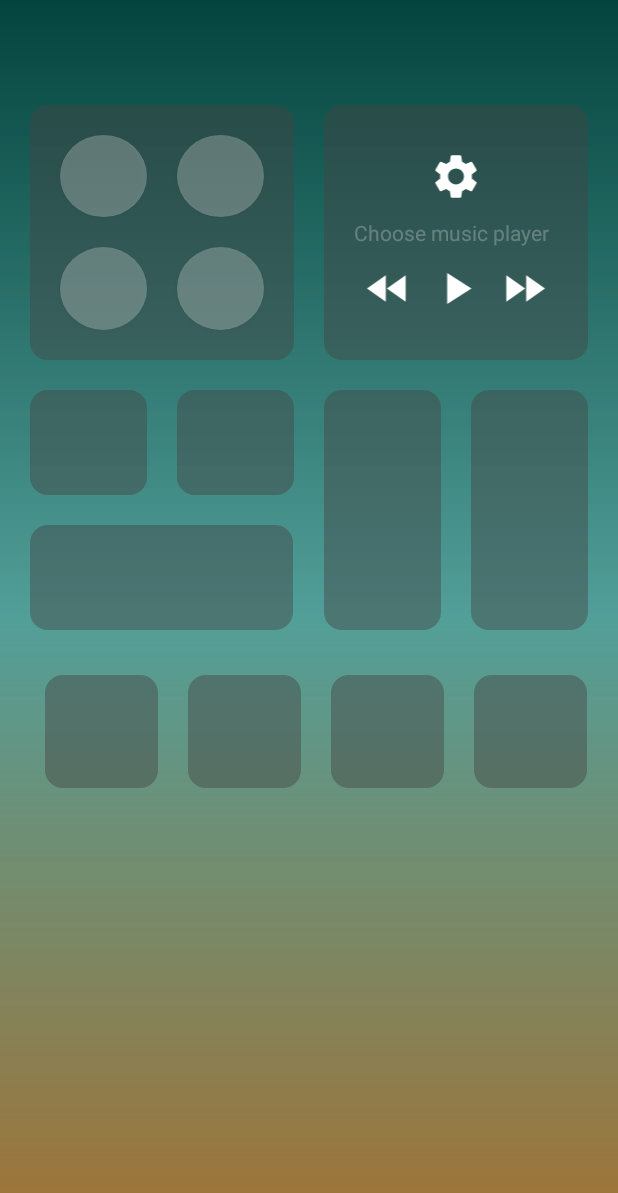
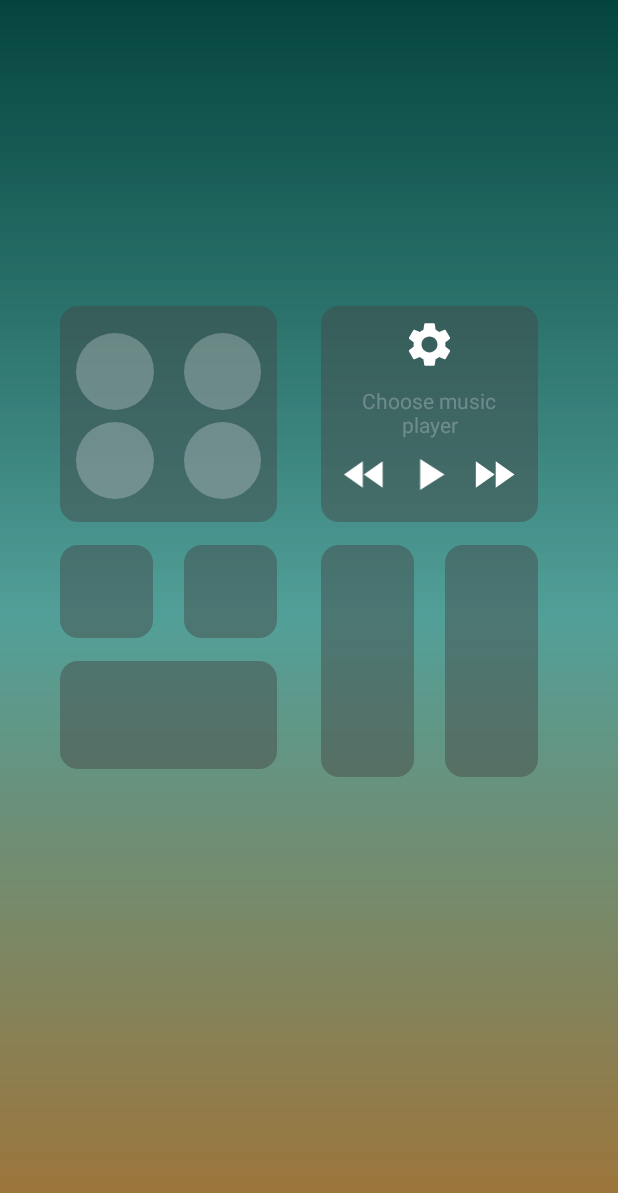
Before and after one commit to DungTien04/ControlCenter, an Android app: the layout frg_003.xml on its own in the app's theme, with its tools: preview values and no code run, on a phone screen of 412 x 824 dp. Shown: the top 1193 px of the screen. Run offline under Robolectric (Android 15) with nearby library versions, the phone set to English and light mode, and no system bars.

Commit message:
layout-4

```diff
--- a/app/build.gradle.kts
+++ b/app/build.gradle.kts
@@ -40,6 +40,7 @@
     implementation(libs.material)
     implementation(libs.activity)
     implementation(libs.constraintlayout)
+    implementation(libs.gridlayout)
     testImplementation(libs.junit)
     androidTestImplementation(libs.ext.junit)
     androidTestImplementation(libs.espresso.core)
--- a/app/src/main/res/drawable/bg_02.xml
+++ b/app/src/main/res/drawable/bg_02.xml
@@ -1,4 +1,5 @@
 <?xml version="1.0" encoding="utf-8"?>
 <shape android:shape="oval" xmlns:android="http://schemas.android.com/apk/res/android">
         <solid android:color="@color/colorAccent"/>
+        <corners android:radius="50dp"/>
 </shape>
--- a/app/src/main/res/drawable/bg_03.xml
+++ b/app/src/main/res/drawable/bg_03.xml
@@ -1,4 +1,5 @@
 <?xml version="1.0" encoding="utf-8"?>
 <shape android:shape="oval" xmlns:android="http://schemas.android.com/apk/res/android">
         <solid android:color="@color/colorPrimary"/>
+        <corners android:radius="50dp"/>
 </shape>
--- a/app/src/main/res/layout/activity_main.xml
+++ b/app/src/main/res/layout/activity_main.xml
@@ -7,4 +7,5 @@
     android:layout_height="match_parent"
     tools:context=".act.HomeActivity">
 
+
 </androidx.constraintlayout.widget.ConstraintLayout>
--- a/app/src/main/res/layout/dia_frg_background.xml
+++ b/app/src/main/res/layout/dia_frg_background.xml
@@ -1,18 +1,30 @@
 <?xml version="1.0" encoding="utf-8"?>
-<LinearLayout xmlns:android="http://schemas.android.com/apk/res/android"
+<LinearLayout
+    xmlns:android="http://schemas.android.com/apk/res/android"
+    xmlns:app="http://schemas.android.com/apk/res-auto"
     xmlns:tools="http://schemas.android.com/tools"
     android:layout_width="match_parent"
+    android:orientation="vertical"
+    android:gravity="center"
+    android:background="#0D3A3A3A"
+    android:layout_height="match_parent">
+    <androidx.constraintlayout.widget.ConstraintLayout
+        android:layout_gravity="center"
+        android:background="@color/white"
+        android:layout_width="wrap_content"
         android:layout_height="wrap_content"
-    android:orientation="vertical"
         android:padding="20dp">
 
         <TextView
+            android:id="@+id/tv_1"
             android:layout_width="match_parent"
             android:layout_height="wrap_content"
             android:text="@string/background"
             android:textColor="@color/black"
             android:textSize="24sp"
             android:textStyle="bold"
+            app:layout_constraintStart_toStartOf="parent"
+            app:layout_constraintTop_toTopOf="parent"
 
             />
 
@@ -24,6 +36,8 @@
             android:text="@string/transparent"
             android:textColor="@color/black"
             android:textSize="20sp"
+            app:layout_constraintStart_toStartOf="@id/tv_1"
+            app:layout_constraintTop_toBottomOf="@id/tv_1"
             tools:ignore="RtlSymmetry" />
 
         <RadioButton
@@ -34,6 +48,8 @@
             android:text="@string/current_wall"
             android:textColor="@color/black"
             android:textSize="20sp"
+            app:layout_constraintStart_toStartOf="@id/rb_trans"
+            app:layout_constraintTop_toBottomOf="@id/rb_trans"
             tools:ignore="RtlSymmetry" />
 
         <RadioButton
@@ -44,6 +60,8 @@
             android:text="@string/defaul"
             android:textColor="@color/black"
             android:textSize="20sp"
+            app:layout_constraintStart_toStartOf="@id/rb_curr"
+            app:layout_constraintTop_toBottomOf="@id/rb_curr"
             tools:ignore="RtlSymmetry" />
 
         <RadioButton
@@ -54,15 +72,19 @@
             android:text="@string/screen_blur"
             android:textColor="@color/black"
             android:textSize="20sp"
+            app:layout_constraintStart_toStartOf="@id/rb_defaul"
+            app:layout_constraintTop_toBottomOf="@id/rb_defaul"
             tools:ignore="RtlSymmetry" />
 
         <TextView
             android:id="@+id/tv_cancel"
             android:layout_width="wrap_content"
             android:layout_height="wrap_content"
-        android:layout_gravity="end"
             android:text="@string/cancel"
             android:textAllCaps="true"
             android:textColor="@color/pink"
-        android:textStyle="bold" />
+            android:textStyle="bold"
+            app:layout_constraintEnd_toEndOf="parent"
+            app:layout_constraintTop_toBottomOf="@id/rb_screen_blur" />
+    </androidx.constraintlayout.widget.ConstraintLayout>
 </LinearLayout>
--- a/app/src/main/res/layout/frg_002_main.xml
+++ b/app/src/main/res/layout/frg_002_main.xml
@@ -1,11 +1,8 @@
 <?xml version="1.0" encoding="utf-8"?>
-<LinearLayout xmlns:android="http://schemas.android.com/apk/res/android"
-    xmlns:app="http://schemas.android.com/apk/res-auto"
-    xmlns:tools="http://schemas.android.com/tools"
-    android:layout_width="match_parent"
-    android:layout_height="match_parent"
-    android:orientation="vertical">
     <androidx.drawerlayout.widget.DrawerLayout
+        xmlns:android="http://schemas.android.com/apk/res/android"
+        xmlns:app="http://schemas.android.com/apk/res-auto"
+        xmlns:tools="http://schemas.android.com/tools"
         android:layout_width="match_parent"
         android:id="@+id/drawer"
         android:layout_height="match_parent">
@@ -369,6 +366,3 @@
             android:layout_gravity="start" />
 
     </androidx.drawerlayout.widget.DrawerLayout>
-
-
-</LinearLayout>
--- a/app/src/main/res/layout/frg_003.xml
+++ b/app/src/main/res/layout/frg_003.xml
@@ -1,12 +1,21 @@
-<RelativeLayout xmlns:android="http://schemas.android.com/apk/res/android"
+<?xml version="1.0" encoding="utf-8"?>
+
+<LinearLayout xmlns:android="http://schemas.android.com/apk/res/android"
+    xmlns:app="http://schemas.android.com/apk/res-auto"
     xmlns:tools="http://schemas.android.com/tools"
     android:layout_width="match_parent"
     android:layout_height="match_parent">
-    <!-- Các phần tử khác của giao diện người dùng -->
+    <androidx.constraintlayout.widget.ConstraintLayout
+
+        android:layout_width="match_parent"
+        android:layout_height="match_parent">
+
         <FrameLayout
             android:layout_width="match_parent"
             android:layout_height="match_parent"
-        android:background="@android:color/transparent">
+            android:background="@android:color/transparent"
+            app:layout_constraintBottom_toBottomOf="parent"
+            app:layout_constraintTop_toTopOf="parent">
 
             <View
                 android:layout_width="match_parent"
@@ -19,102 +28,123 @@
                 android:background="#37000000" />
         </FrameLayout>
 
-    <LinearLayout
-        android:layout_width="match_parent"
-        android:layout_height="match_parent"
-        android:gravity="center"
-        android:orientation="vertical">
-
-
-
-        <TableRow
-            android:layout_marginTop="50dp"
-            android:layout_width="match_parent"
-            android:layout_height="wrap_content"
-            android:layout_gravity="center"
-            android:padding="20dp">
-
-            <GridLayout
-                android:id="@+id/grid_layout"
+        <androidx.constraintlayout.widget.ConstraintLayout
+            android:id="@+id/cs_layout_1"
             android:layout_width="0dp"
-                android:layout_height="170dp"
-                android:layout_marginEnd="20dp"
-                android:layout_weight="1"
+            android:layout_height="0dp"
             android:background="@drawable/grid_bgr"
-                android:columnCount="2"
-                android:padding="10dp"
-                android:rowCount="2"
+            app:layout_constraintBottom_toBottomOf="parent"
+            app:layout_constraintDimensionRatio="1:1"
+            app:layout_constraintEnd_toEndOf="parent"
+            app:layout_constraintHorizontal_bias="0.15"
+            app:layout_constraintStart_toStartOf="parent"
+            app:layout_constraintTop_toTopOf="parent"
+            app:layout_constraintVertical_bias="0.3"
+            app:layout_constraintWidth_percent="0.35"
             tools:ignore="MissingConstraints">
 
-                <!-- Các nút điều khiển -->
-                <androidx.appcompat.widget.AppCompatButton
+            <ImageView
                 android:id="@+id/btn_airplane"
                 android:layout_width="0dp"
-                    android:layout_height="wrap_content"
-                    android:layout_rowWeight="1"
-                    android:layout_columnWeight="1"
+                android:layout_height="0dp"
                 android:layout_margin="10dp"
                 android:background="@drawable/button_background"
-                    tools:ignore="SpeakableTextPresentCheck" />
+                app:layout_constraintDimensionRatio="1:1"
+                app:layout_constraintEnd_toStartOf="@id/btn_airplane2"
+                app:layout_constraintHorizontal_chainStyle="packed"
+                app:layout_constraintStart_toStartOf="parent"
+                app:layout_constraintTop_toTopOf="parent"
+                app:layout_constraintWidth_percent="0.4"
+                tools:ignore="ContentDescription" />
 
-                <androidx.appcompat.widget.AppCompatButton
-                    android:id="@+id/btn_rotate"
+            <ImageView
+                android:id="@+id/btn_airplane2"
                 android:layout_width="0dp"
-                    android:layout_height="wrap_content"
-                    android:layout_rowWeight="1"
-                    android:layout_columnWeight="1"
+                android:layout_height="0dp"
                 android:layout_margin="10dp"
                 android:background="@drawable/button_background"
-                    tools:ignore="SpeakableTextPresentCheck" />
+                app:layout_constraintDimensionRatio="1:1"
+                app:layout_constraintEnd_toEndOf="parent"
+                app:layout_constraintStart_toEndOf="@id/btn_airplane"
+                app:layout_constraintTop_toTopOf="parent"
+                app:layout_constraintWidth_percent="0.4"
+                tools:ignore="ContentDescription" />
 
-                <androidx.appcompat.widget.AppCompatButton
-                    android:id="@+id/btn_wifi"
+            <ImageView
+                android:id="@+id/btn_airplane3"
                 android:layout_width="0dp"
-                    android:layout_height="wrap_content"
-                    android:layout_rowWeight="1"
-                    android:layout_columnWeight="1"
+                android:layout_height="0dp"
                 android:layout_margin="10dp"
                 android:background="@drawable/button_background"
-                    tools:ignore="SpeakableTextPresentCheck" />
+                app:layout_constraintBottom_toBottomOf="parent"
+                app:layout_constraintDimensionRatio="1:1"
+                app:layout_constraintEnd_toStartOf="@id/btn_airplane4"
+                app:layout_constraintHorizontal_chainStyle="packed"
+                app:layout_constraintStart_toStartOf="parent"
+                app:layout_constraintTop_toBottomOf="@id/btn_airplane"
+                app:layout_constraintWidth_percent="0.4"
+                tools:ignore="ContentDescription" />
 
-                <androidx.appcompat.widget.AppCompatButton
-                    android:id="@+id/btn_bluetooth"
+            <ImageView
+                android:id="@+id/btn_airplane4"
                 android:layout_width="0dp"
-                    android:layout_height="wrap_content"
-                    android:layout_rowWeight="1"
-                    android:layout_columnWeight="1"
+                android:layout_height="0dp"
                 android:layout_margin="10dp"
                 android:background="@drawable/button_background"
-                    tools:ignore="SpeakableTextPresentCheck" />
+                app:layout_constraintBottom_toBottomOf="parent"
+                app:layout_constraintDimensionRatio="1:1"
+                app:layout_constraintEnd_toEndOf="parent"
+                app:layout_constraintStart_toEndOf="@id/btn_airplane3"
+                app:layout_constraintTop_toBottomOf="@id/btn_airplane2"
+                app:layout_constraintWidth_percent="0.4"
+                tools:ignore="ContentDescription" />
 
-            </GridLayout>
+        </androidx.constraintlayout.widget.ConstraintLayout>
 
-            <LinearLayout
+        <androidx.constraintlayout.widget.ConstraintLayout
+            android:id="@+id/cs_layout_2"
             android:layout_width="0dp"
-                android:layout_height="170dp"
-                android:layout_weight="1"
+            android:layout_height="0dp"
             android:background="@drawable/grid_bgr"
-                android:gravity="center"
-                android:orientation="vertical"
-                android:padding="20dp">
+            app:layout_constraintBottom_toBottomOf="parent"
+            app:layout_constraintDimensionRatio="1:1"
+            app:layout_constraintEnd_toEndOf="parent"
+            app:layout_constraintHorizontal_bias="0.8"
+            app:layout_constraintStart_toStartOf="parent"
+            app:layout_constraintTop_toTopOf="parent"
+            app:layout_constraintVertical_bias="0.3"
+            app:layout_constraintWidth_percent="0.35">
 
             <ImageView
+                android:id="@+id/iv_music"
                 android:layout_width="match_parent"
                 android:layout_height="wrap_content"
                 android:importantForAccessibility="no"
-                    android:src="@drawable/ic_setting" />
+                android:src="@drawable/ic_setting"
+                app:layout_constraintEnd_toEndOf="parent"
+                app:layout_constraintStart_toStartOf="parent"
+                app:layout_constraintTop_toTopOf="parent" />
 
             <TextView
+                android:id="@+id/tv_musicPlay"
                 android:layout_width="match_parent"
                 android:layout_height="wrap_content"
                 android:layout_marginVertical="10dp"
+                android:gravity="center"
                 android:text="@string/choose_music_player"
                 android:textColor="@color/colorPrimary"
+                app:layout_constraintEnd_toEndOf="parent"
+                app:layout_constraintStart_toStartOf="parent"
+                app:layout_constraintTop_toBottomOf="@id/iv_music"
                 tools:ignore="TextContrastCheck" />
 
             <TableRow
                 android:layout_width="match_parent"
-                    android:layout_height="wrap_content">
+                android:layout_height="wrap_content"
+                app:layout_constraintBottom_toBottomOf="parent"
+                app:layout_constraintEnd_toEndOf="parent"
+                app:layout_constraintStart_toStartOf="parent"
+                app:layout_constraintTop_toBottomOf="@id/tv_musicPlay">
 
                 <ImageView
                     android:layout_width="0dp"
@@ -138,105 +168,90 @@
                     tools:ignore="ContentDescription" />
 
             </TableRow>
-            </LinearLayout>
-        </TableRow>
+        </androidx.constraintlayout.widget.ConstraintLayout>
 
-        <TableRow
-            android:layout_width="match_parent"
-            android:layout_height="wrap_content"
-            android:layout_gravity="center"
-            android:paddingHorizontal="20dp">
+        <ImageView
+            android:id="@+id/iv_2"
+            android:layout_width="0dp"
+            android:layout_height="0dp"
+            android:layout_marginTop="15dp"
+            android:background="@drawable/grid_bgr"
+            app:layout_constraintDimensionRatio="1:1"
+            app:layout_constraintEnd_toStartOf="@id/iv_3"
+            app:layout_constraintHorizontal_chainStyle="spread_inside"
+            app:layout_constraintStart_toStartOf="@id/cs_layout_1"
+            app:layout_constraintTop_toBottomOf="@id/cs_layout_1"
+            app:layout_constraintWidth_percent="0.15"
+            tools:ignore="ContentDescription" />
 
-            <LinearLayout
+        <ImageView
+            android:id="@+id/iv_3"
             android:layout_width="0dp"
-                android:layout_height="match_parent"
-                android:layout_marginEnd="20dp"
-                android:layout_weight="1"
-                android:orientation="vertical">
+            android:layout_height="0dp"
+            android:layout_marginTop="15dp"
+            android:background="@drawable/grid_bgr"
+            app:layout_constraintDimensionRatio="1:1"
+            app:layout_constraintEnd_toEndOf="@id/cs_layout_1"
+            app:layout_constraintStart_toEndOf="@id/iv_2"
+            app:layout_constraintTop_toBottomOf="@id/cs_layout_1"
+            app:layout_constraintWidth_percent="0.15"
+            tools:ignore="ContentDescription" />
 
-                <TableRow
-                    android:layout_width="match_parent"
-                    android:layout_height="wrap_content">
+        <ImageView
 
-                    <View
+            android:id="@+id/iv_4"
             android:layout_width="0dp"
-                        android:layout_height="70dp"
-                        android:layout_marginEnd="20dp"
-                        android:layout_weight="1"
-                        android:background="@drawable/grid_bgr" />
+            android:layout_height="0dp"
+            android:layout_marginTop="15dp"
+            android:background="@drawable/grid_bgr"
+            app:layout_constraintDimensionRatio="2:1"
+            app:layout_constraintStart_toStartOf="@id/iv_2"
+            app:layout_constraintTop_toBottomOf="@id/iv_2"
+            app:layout_constraintWidth_percent="0.35"
+            tools:ignore="ContentDescription" />
 
-                    <View
+        <ImageView
+
+            android:id="@+id/iv_5"
             android:layout_width="0dp"
-                        android:layout_height="70dp"
-                        android:layout_weight="1"
-                        android:background="@drawable/grid_bgr" />
-                </TableRow>
+            android:layout_height="0dp"
+            android:layout_marginTop="15dp"
+            android:background="@drawable/grid_bgr"
+            app:layout_constraintDimensionRatio="1:2.5"
+            app:layout_constraintEnd_toStartOf="@id/iv_6"
+            app:layout_constraintHorizontal_chainStyle="spread_inside"
+            app:layout_constraintStart_toStartOf="@id/cs_layout_2"
+            app:layout_constraintTop_toBottomOf="@id/cs_layout_2"
+            app:layout_constraintWidth_percent="0.15"
+            tools:ignore="ContentDescription" />
 
-                <View
-                    android:layout_width="175dp"
-                    android:layout_height="70dp"
-                    android:layout_marginTop="20dp"
-                    android:background="@drawable/grid_bgr" />
-            </LinearLayout>
+        <ImageView
 
-            <TableRow
+            android:id="@+id/iv_6"
             android:layout_width="0dp"
-                android:layout_height="wrap_content"
-
-                android:layout_weight="1">
-
-                <View
-                    android:layout_width="0dp"
-                    android:layout_height="160dp"
-                    android:layout_marginEnd="20dp"
-                    android:layout_weight="1"
-                    android:background="@drawable/grid_bgr" />
-
-                <View
-                    android:layout_width="0dp"
-                    android:layout_height="160dp"
-                    android:layout_weight="1"
-                    android:background="@drawable/grid_bgr" />
-
-
-            </TableRow>
-
-        </TableRow>
+            android:layout_height="0dp"
+            android:layout_marginTop="15dp"
+            android:background="@drawable/grid_bgr"
+            app:layout_constraintDimensionRatio="1:2.5"
+            app:layout_constraintEnd_toEndOf="@id/cs_layout_2"
+            app:layout_constraintStart_toEndOf="@id/iv_5"
+            app:layout_constraintTop_toBottomOf="@id/cs_layout_2"
+            app:layout_constraintWidth_percent="0.15"
+            tools:ignore="ContentDescription" />
 
         <GridLayout
-            android:layout_width="match_parent"
+            android:layout_width="0dp"
             android:layout_height="0dp"
-            android:layout_weight="1"
+            android:layout_marginTop="20dp"
             android:columnCount="4"
-            android:padding="20dp"
             android:rowCount="2"
-            tools:ignore="MissingConstraints">
+            app:layout_constraintEnd_toEndOf="@id/iv_6"
+            app:layout_constraintStart_toStartOf="@id/cs_layout_1"
+            app:layout_constraintTop_toBottomOf="@id/iv_4"
+            tools:ignore="UselessLeaf">
 
-            <View
-                android:layout_width="75dp"
-                android:layout_height="75dp"
-                android:layout_margin="10dp"
-                android:background="@drawable/grid_bgr" />
-
-            <View
-                android:layout_width="75dp"
-                android:layout_height="75dp"
-                android:layout_margin="10dp"
-                android:background="@drawable/grid_bgr" />
-
-            <View
-                android:layout_width="75dp"
-                android:layout_height="75dp"
-                android:layout_margin="10dp"
-                android:background="@drawable/grid_bgr" />
-
-            <View
-                android:layout_width="75dp"
-                android:layout_height="75dp"
-                android:layout_margin="10dp"
-                android:background="@drawable/grid_bgr" />
 
         </GridLayout>
 
+    </androidx.constraintlayout.widget.ConstraintLayout>
 </LinearLayout>
-</RelativeLayout>
--- a/app/src/main/res/values/colors.xml
+++ b/app/src/main/res/values/colors.xml
@@ -10,5 +10,6 @@
     <color name="colorAccent">#1B4AD7</color>
     <color name="grey">#216E77</color>
     <color name="orange">#B4EEA74D</color>
-    <color name="orange2">#FB8C00</color> <!-- Màu nhấn -->
+    <color name="orange2">#FB8C00</color>
+    <color name="blur">#128F8F8F</color> <!-- Màu nhấn -->
 </resources>
--- a/gradle/libs.versions.toml
+++ b/gradle/libs.versions.toml
@@ -7,6 +7,7 @@
 material = "1.12.0"
 activity = "1.9.1"
 constraintlayout = "2.1.4"
+gridlayout = "1.0.0"
 
 [libraries]
 junit = { group = "junit", name = "junit", version.ref = "junit" }
@@ -16,6 +17,7 @@
 material = { group = "com.google.android.material", name = "material", version.ref = "material" }
 activity = { group = "androidx.activity", name = "activity", version.ref = "activity" }
 constraintlayout = { group = "androidx.constraintlayout", name = "constraintlayout", version.ref = "constraintlayout" }
+gridlayout = { group = "androidx.gridlayout", name = "gridlayout", version.ref = "gridlayout" }
 
 [plugins]
 android-application = { id = "com.android.application", version.ref = "agp" }
```
Also changed, not shown: app/src/main/res/mipmap/ic_monitor.png. Lines whose indentation alone changed are shown as unchanged.
